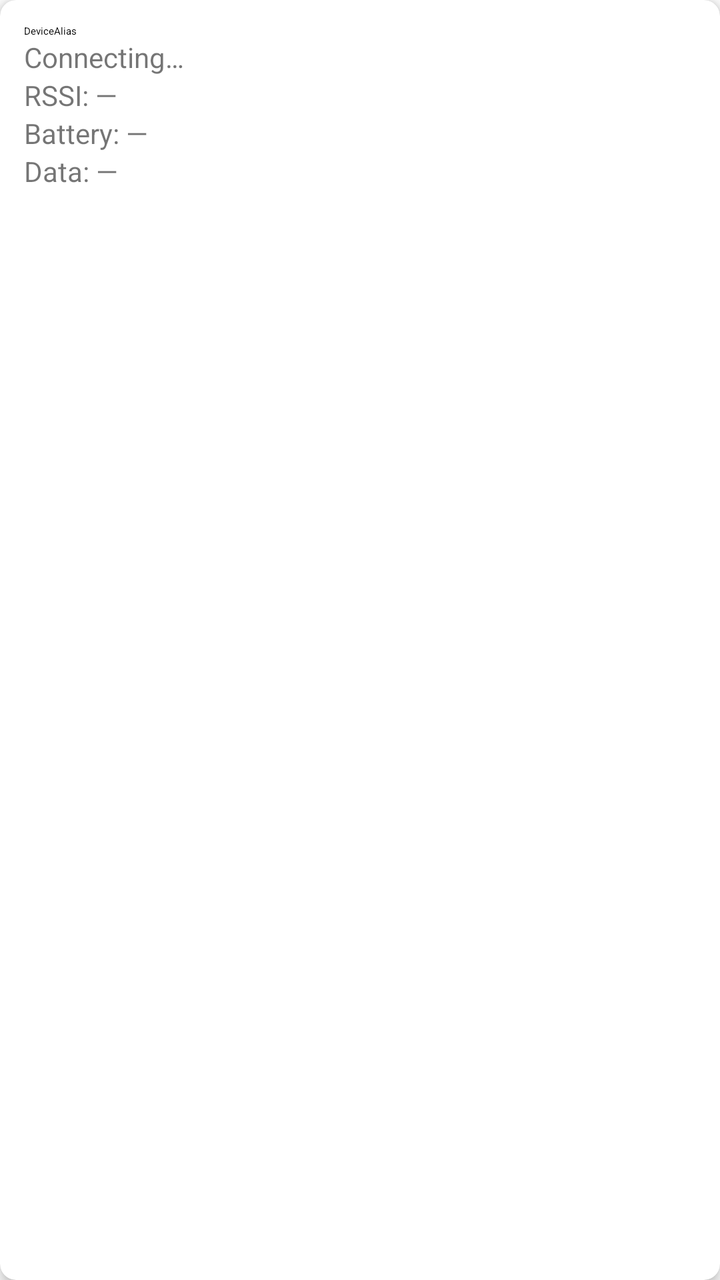
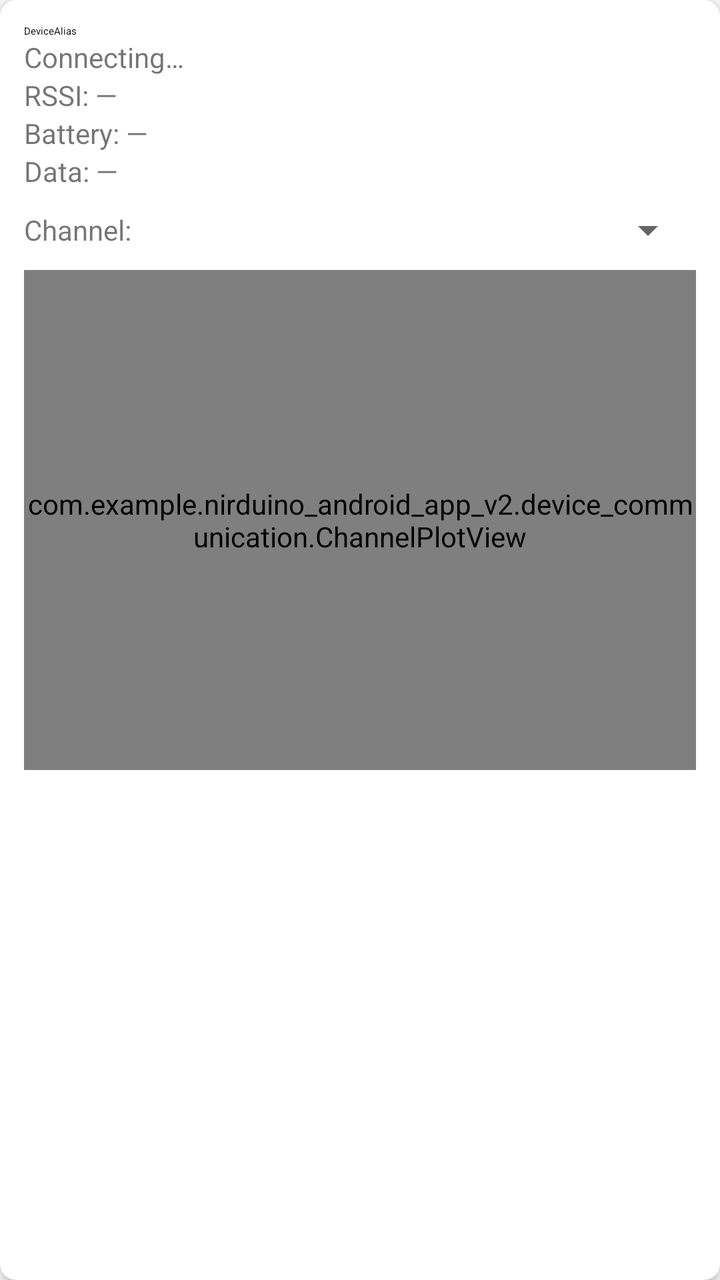

The first picture is an Android layout as it rendered before a commit; the second is the same layout after the commit. The layout source and the unified diff follow.
<!-- AndroidManifest.xml: application theme Theme.NIRDuino_Android_App_v2 -->
<!-- res/layout/item_device_status_card.xml -->
<androidx.cardview.widget.CardView
    xmlns:android="http://schemas.android.com/apk/res/android"
    xmlns:app="http://schemas.android.com/apk/res-auto"
    android:layout_width="match_parent"
    android:layout_height="wrap_content"
    android:layout_marginBottom="8dp"
    app:cardCornerRadius="8dp"
    app:cardElevation="4dp">

    <LinearLayout
        android:layout_width="match_parent"
        android:layout_height="wrap_content"
        android:orientation="vertical"
        android:padding="12dp">

        <TextView
            android:id="@+id/text_device_alias"
            android:layout_width="wrap_content"
            android:layout_height="wrap_content"
            android:textAppearance="?attr/textAppearanceTitleSmall"
            android:text="DeviceAlias" />

        <TextView
            android:id="@+id/text_device_status"
            android:layout_width="wrap_content"
            android:layout_height="wrap_content"
            android:text="Connecting…" />

        <TextView
            android:id="@+id/text_device_rssi"
            android:layout_width="wrap_content"
            android:layout_height="wrap_content"
            android:text="RSSI: —" />

        <TextView
            android:id="@+id/text_device_battery"
            android:layout_width="wrap_content"
            android:layout_height="wrap_content"
            android:text="Battery: —" />

        <TextView
            android:id="@+id/text_device_datarate"
            android:layout_width="wrap_content"
            android:layout_height="wrap_content"
            android:text="Data: —" />

    </LinearLayout>
</androidx.cardview.widget.CardView>
<!-- resources referenced by this layout -->
<resources>
  <style name="Theme.NIRDuino_Android_App_v2" parent="Theme.MaterialComponents.Light.NoActionBar">
          
          <item name="colorPrimary">#1976D2</item>
          <item name="colorPrimaryVariant">#1976D2</item> 
          <item name="colorOnPrimary">#FFFFFF</item>
          <item name="colorSecondary">#D81B60</item>
          <item name="colorSecondaryVariant">#C2185B</item> 
          <item name="colorOnSecondary">#FFFFFF</item>
      </style>
</resources>

<!-- the commit's change to res/layout/item_device_status_card.xml (unified diff, before → after) -->
@@ -3,7 +3,7 @@
     xmlns:app="http://schemas.android.com/apk/res-auto"
     android:layout_width="match_parent"
     android:layout_height="wrap_content"
-    android:layout_marginBottom="8dp"
+    android:layout_marginBottom="16dp"
     app:cardCornerRadius="8dp"
     app:cardElevation="4dp">
 
@@ -44,5 +44,34 @@
             android:layout_height="wrap_content"
             android:text="Data: —" />
 
+        <LinearLayout
+            android:layout_width="match_parent"
+            android:layout_height="wrap_content"
+            android:orientation="horizontal"
+            android:gravity="center_vertical"
+            android:layout_marginTop="8dp">
+
+            <TextView
+                android:layout_width="wrap_content"
+                android:layout_height="wrap_content"
+                android:text="Channel:"
+                android:layout_marginEnd="8dp" />
+
+            <Spinner
+                android:id="@+id/spinner_channels"
+                android:layout_width="0dp"
+                android:layout_height="wrap_content"
+                android:layout_weight="1"
+                android:spinnerMode="dropdown" />
+
+        </LinearLayout>
+
+        <com.example.nirduino_android_app_v2.device_communication.ChannelPlotView
+            android:id="@+id/channel_plot_view"
+            android:layout_width="match_parent"
+            android:layout_height="250dp"
+            android:background="@color/white"
+            android:layout_marginTop="8dp" />
+
     </LinearLayout>
 </androidx.cardview.widget.CardView>
<!-- resource entries referenced after the edit -->
@@ -1,5 +1,6 @@
 <!-- resources referenced by this layout -->
 <resources>
+  <color name="white">#FFFFFFFF</color>
   <style name="Theme.NIRDuino_Android_App_v2" parent="Theme.MaterialComponents.Light.NoActionBar">
           
           <item name="colorPrimary">#1976D2</item>
